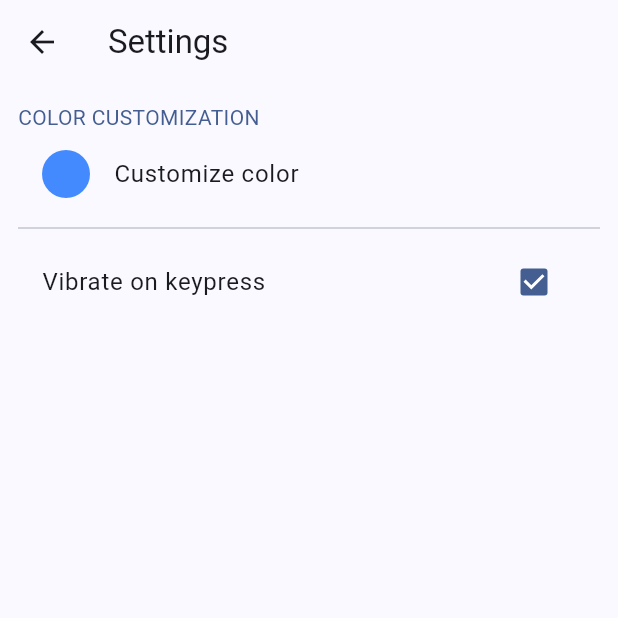
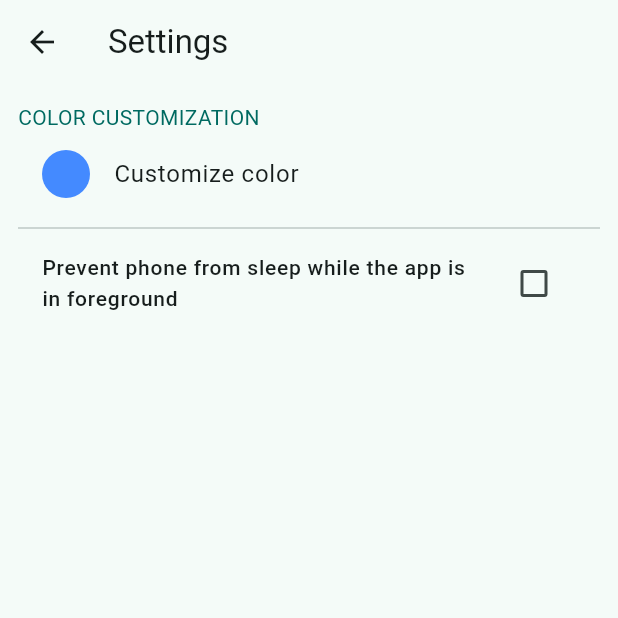
Before and after one commit to Faizan-26/calculator_app, a Flutter app: the screen it shows after launch, after a tap on the "settings" icon, on a phone screen of 412 x 824 dp, the top half of it. Run offline on Flutter 3.47's test engine with Material 3 defaults, Android fonts, the phone set to English and light mode, and no system bars; our stand-ins replace flutter_riverpod, math_expressions, shared_preferences, wakelock; missing offline and left inert: color_picker_field.

Commit message:
Add shared_preferences dependency and implement theme color persistence

```diff
--- /dev/null
+++ b/lib/localstorage/theme_storage.dart
@@ -0,0 +1,24 @@
+import 'package:flutter/material.dart';
+import 'package:shared_preferences/shared_preferences.dart';
+
+class StoreTheme {
+  static const themeColorKey = "calculator_theme";
+  static const Color defaultTheme = Color.fromARGB(255, 68, 138, 255);
+
+  static Future<void> storeThemeColor(Color color) async {
+    final pref = await SharedPreferences.getInstance();
+    await pref.setInt(themeColorKey, color.value);
+  }
+
+  static Future<Color> loadThemeColor() async {
+    final prefs = await SharedPreferences.getInstance();
+    final colorValue = prefs.getInt(themeColorKey) ?? defaultTheme.value;
+    return Color(colorValue);
+  }
+}
+
+// class StoreCalculatorHistory {
+//   static const historyKey = "calculator_history";
+
+
+// }
--- a/lib/main.dart
+++ b/lib/main.dart
@@ -12,14 +12,20 @@ class MyApp extends ConsumerWidget {
 
   @override
   Widget build(BuildContext context, WidgetRef ref) {
-    final colorPro = ref.watch(colorProvider).color;
+    Color? themeColor;
+    Future<void> getSavedTheme() async {
+      themeColor = await ref.watch(colorProvider).getColor();
+      // return theme;
+    }
 
+    // Color themeColor = getSavedTheme(ref);
+    getSavedTheme();
     return MaterialApp(
       debugShowCheckedModeBanner: false,
       title: 'Calculator App',
       theme: ThemeData(
         colorScheme: ColorScheme.fromSeed(
-          seedColor: colorPro,
+          seedColor: themeColor ?? const Color.fromARGB(11, 50, 235, 217),
         ),
       ),
       home: const CalculatorScreen(),
--- a/lib/provider/theme_provider.dart
+++ b/lib/provider/theme_provider.dart
@@ -1,16 +1,29 @@
-
+import 'package:calculator_app/localstorage/theme_storage.dart';
 import 'package:flutter/material.dart';
 import 'package:flutter_riverpod/flutter_riverpod.dart';
 
 class ColorProvider extends ChangeNotifier {
+  Future<Color> loadInitialColor() async {
+    Color themeColor = await StoreTheme.loadThemeColor();
+    return themeColor;
+  }
 
-Color _themeColor = const Color.fromARGB(255, 68, 138, 255);
+  Color _themeColor = const Color.fromARGB(255, 68, 138, 255);
 
-  Color get color => _themeColor;
+  Color get color {
+    loadInitialColor();
+    return _themeColor;
+  }
+
+  Future<Color> getColor() async {
+    _themeColor = await loadInitialColor();
+    return _themeColor;
+  }
 
   void changeColor(Color color) {
     _themeColor = color;
     notifyListeners();
+    StoreTheme.storeThemeColor(_themeColor);
   }
 }
 
--- a/lib/screen/calc_screen.dart
+++ b/lib/screen/calc_screen.dart
@@ -25,7 +25,6 @@ class _CalcScreenState extends State<CalcScreen> {
 
       resultExpression = resultExpression.replaceAllMapped(
           RegExp(r'√(\d+)'), (match) => '${match.group(1)}^0.5');
-      // print(resultExpression);
       Expression exp = p.parse(resultExpression);
 
       ContextModel cm = ContextModel();
@@ -103,7 +102,6 @@ class _CalcScreenState extends State<CalcScreen> {
               child: Container(
                 margin: const EdgeInsets.symmetric(vertical: 30),
                 child: Column(
-                  // mainAxisAlignment: MainAxisAlignment.end,
                   crossAxisAlignment: CrossAxisAlignment.end,
                   mainAxisAlignment: MainAxisAlignment.spaceBetween,
                   children: [
--- a/lib/screen/setting_screen.dart
+++ b/lib/screen/setting_screen.dart
@@ -18,8 +18,8 @@ class SettingScreenState extends ConsumerState<SettingScreen> {
   @override
   void initState() {
     super.initState();
-    wakeLock = true;
-    selectedColor = ref.watch(colorProvider).color;
+    wakeLock = false;
+    selectedColor = ref.read(colorProvider).color;
   }
 
   @override
@@ -48,7 +48,6 @@ class SettingScreenState extends ConsumerState<SettingScreen> {
                   borderRadius: BorderRadius.circular(30),
                 ),
               ),
-              enableFeedback: true,
               title: const Text('Customize color'),
               onTap: () {
                 showDialog(
@@ -63,9 +62,7 @@ class SettingScreenState extends ConsumerState<SettingScreen> {
                           ColorPicker(
                             currentColor: selectedColor,
                             onChange: (value) {
-                              setState(() {
-                                selectedColor = value;
-                              });
+                              selectedColor = value;
                             },
                           )
                         ],
@@ -73,11 +70,7 @@ class SettingScreenState extends ConsumerState<SettingScreen> {
                       actions: [
                         TextButton(
                           onPressed: () {
-                            final container = ProviderContainer();
-                            container
-                                .read(colorProvider.notifier)
-                                .changeColor(selectedColor);
-                            container.dispose();
+                            ref.read(colorProvider).changeColor(selectedColor);
                             Navigator.of(context).pop();
                           },
                           child: const Text('Select'),
@@ -93,13 +86,18 @@ class SettingScreenState extends ConsumerState<SettingScreen> {
               value: wakeLock,
               onChanged: (val) {
                 if (val != null) {
+                  wakeLock = val;
                   setState(() {
-                    wakeLock = val;
-                    Wakelock.toggle(enable: val);
+                    Wakelock.toggle(enable: wakeLock);
                   });
+                  // print("WAKE LOCK VALUE : $wakeLock");
                 }
               },
-              title: const Text('Vibrate on keypress'),
+              title: const Text(
+                'Prevent phone from sleep while the app is in foreground',
+                style: TextStyle(fontSize: 14, fontWeight: FontWeight.w500),
+              ),
+              activeColor: Theme.of(context).colorScheme.primary,
             )
           ],
         ),
--- a/pubspec.yaml
+++ b/pubspec.yaml
@@ -38,6 +38,7 @@ dependencies:
   color_picker_field: ^2.1.0
   flutter_riverpod: ^1.0.0-dev.6
   wakelock: ^0.6.2
+  shared_preferences: ^2.2.2
   # flutter_riverpod: ^0.14.0
 
 dev_dependencies:
```
Also changed, not shown: pubspec.lock, 1 other file.
